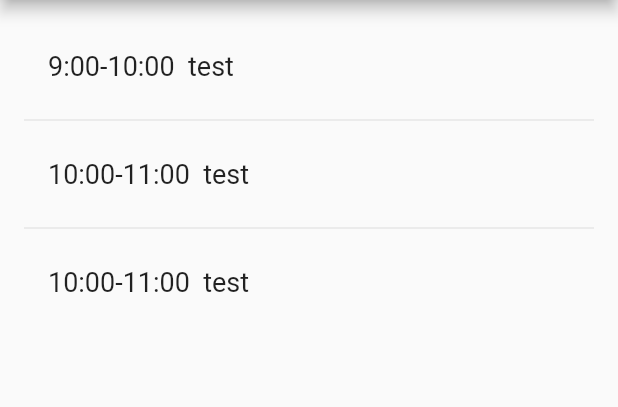
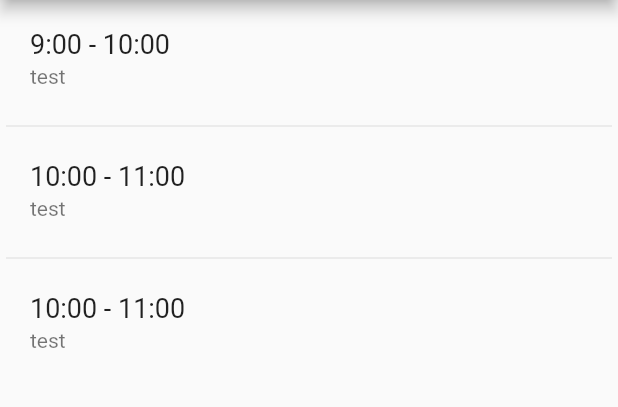
Before and after one commit to BartlomiejRasztabiga/scheduly-app, a Flutter app: the screen it shows after launch, on a phone screen of 412 x 824 dp, the part 84-491 px from its top. Run offline on Flutter 3.47's test engine with Material 2 defaults, Android fonts, the phone set to English and light mode, and no system bars.

Commit message:
Change list tile view

```diff
--- a/lib/main.dart
+++ b/lib/main.dart
@@ -38,7 +38,7 @@ class _TodaysScheduleState extends State<TodaysSchedule> {
 
   Widget _buildSuggestions() {
     return ListView.separated(
-        padding: EdgeInsets.all(16.0),
+        padding: EdgeInsets.all(4.0),
         itemCount: _entries.length,
         itemBuilder: (context, i) {
           return _buildRow(_entries[i]);
@@ -50,11 +50,11 @@ class _TodaysScheduleState extends State<TodaysSchedule> {
 
   Widget _buildRow(ScheduleEntry pair) {
     return ListTile(
-      title: Text(
-        pair.toText(),
-        style: _biggerFont,
-      ),
-    );
+        title: Text(
+          pair.getHourHeader(),
+          style: _biggerFont,
+        ),
+        subtitle: Text(pair.getTaskTitle()));
   }
 }
 
@@ -69,7 +69,11 @@ class ScheduleEntry {
     this.title = title;
   }
 
-  String toText() {
-    return '${this.startingHour}-${this.endingHour}  ${this.title}';
+  String getHourHeader() {
+    return '${this.startingHour} - ${this.endingHour}';
+  }
+
+  String getTaskTitle() {
+    return this.title;
   }
 }
```
